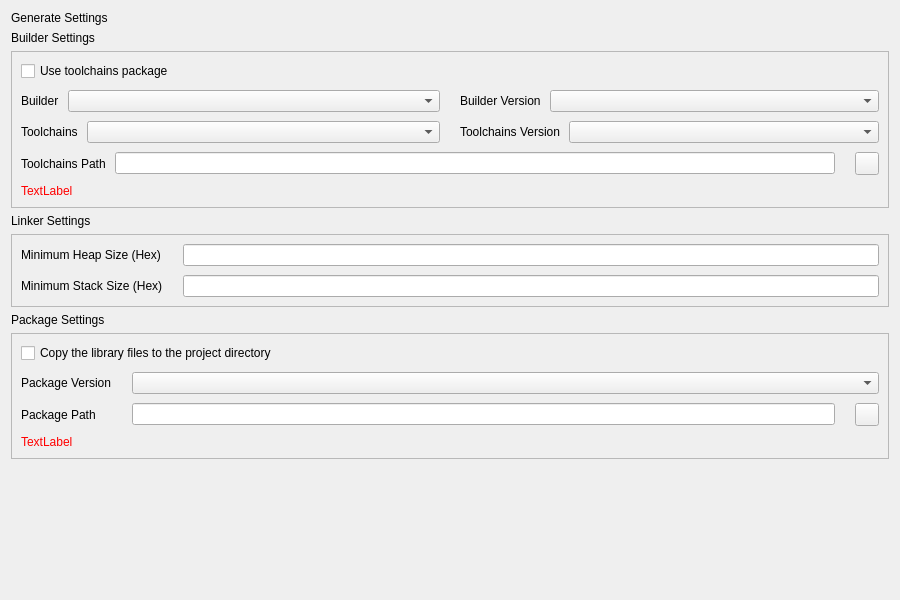
The window that dialogs/ui/gen_code_dialog.ui (csplink/csp) describes before a commit, drawn with Qt 5.
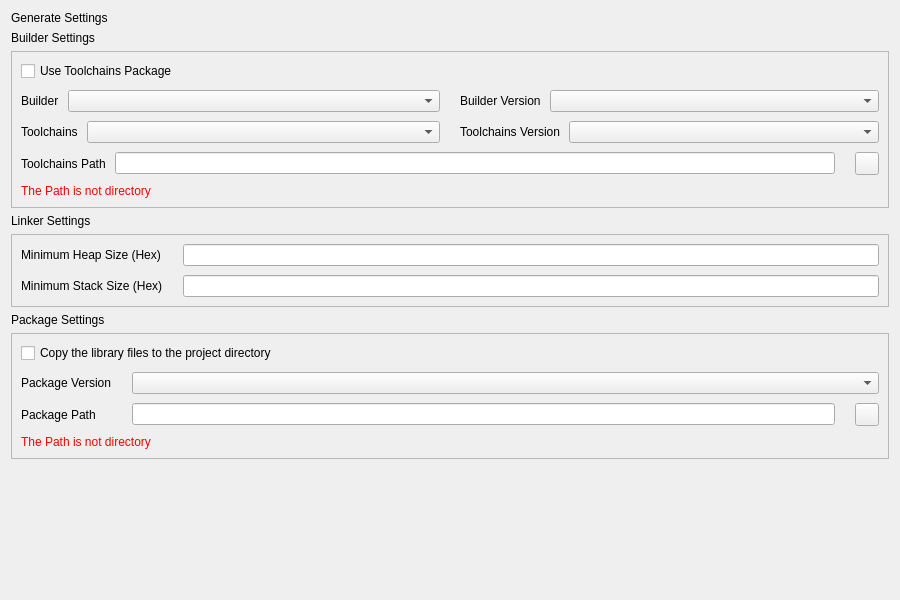
The same window after the commit. Custom widgets are drawn as their Qt base class.

```diff
--- a/dialogs/ui/gen_code_dialog.ui
+++ b/dialogs/ui/gen_code_dialog.ui
@@ -55,7 +55,7 @@
       <item>
        <widget class="CheckBox" name="checkBox_useToolchainsPackage">
         <property name="text">
-         <string>Use toolchains package</string>
+         <string>Use Toolchains Package</string>
         </property>
        </widget>
       </item>
@@ -244,7 +244,7 @@
          <string notr="true">color: rgb(255, 0, 0);</string>
         </property>
         <property name="text">
-         <string>TextLabel</string>
+         <string>The Path is not directory</string>
         </property>
        </widget>
       </item>
@@ -416,7 +416,7 @@
          <string notr="true">color: rgb(255, 0, 0);</string>
         </property>
         <property name="text">
-         <string>TextLabel</string>
+         <string>The Path is not directory</string>
         </property>
        </widget>
       </item>
```
Left out of the diff: 28 changed lines with no effect on the pictures.
